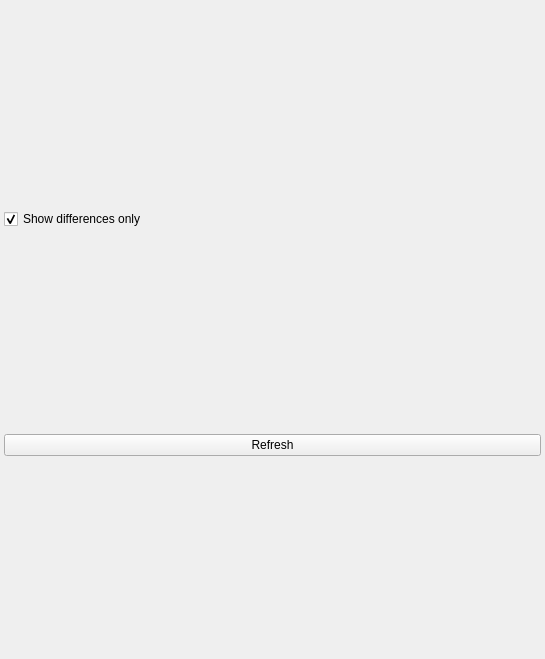
First picture: the form in widgets/diff/ui/widget.ui, repository brunoebe/pyper, before the edit.
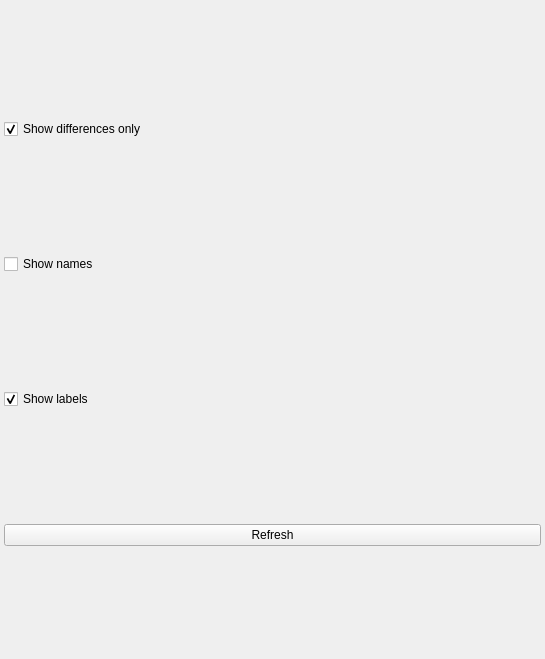
Second picture: the form after the edit.

Commit message: Adding checkboxes to show/hide Name and Label columns

Diff of the .ui file:
```diff
--- a/widgets/diff/ui/widget.ui
+++ b/widgets/diff/ui/widget.ui
@@ -89,6 +89,26 @@
           </property>
          </widget>
         </item>
+        <item>
+         <widget class="QCheckBox" name="uiShowName">
+          <property name="text">
+           <string>Show names</string>
+          </property>
+          <property name="checked">
+           <bool>false</bool>
+          </property>
+         </widget>
+        </item>
+        <item>
+         <widget class="QCheckBox" name="uiShowLabel">
+          <property name="text">
+           <string>Show labels</string>
+          </property>
+          <property name="checked">
+           <bool>true</bool>
+          </property>
+         </widget>
+        </item>
         <item>
          <widget class="QPushButton" name="uiRefreshBtn">
           <property name="text">
```
The commit also changes 5 other files.
